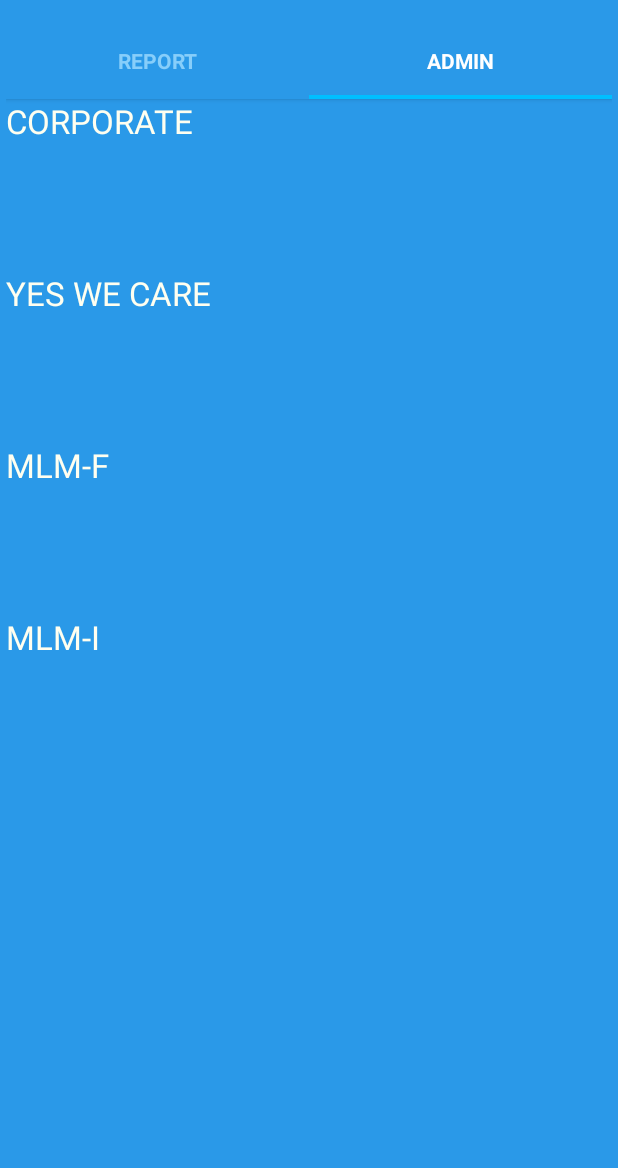
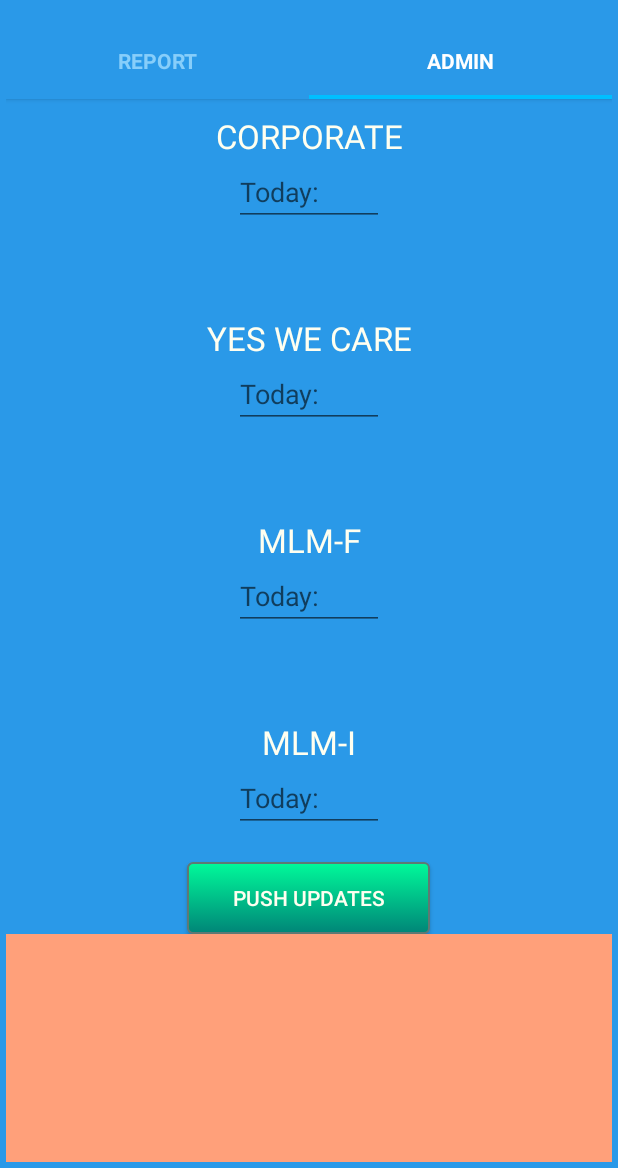
Before and after one commit to neutt22/gibx-daily-admin-report, an Android app: the screen it shows after launch (MainActivity), after a tap on "ADMIN", on a phone screen of 412 x 824 dp, the part 68-1236 px from its top. Run offline under Robolectric (Android 15) with nearby library versions, the phone set to English and light mode, and no system bars.

Commit message:
Updated Admin panel tab layout

```diff
--- /dev/null
+++ b/app/src/main/res/drawable/update_button.xml
@@ -0,0 +1,24 @@
+<?xml version="1.0" encoding="utf-8"?>
+<selector xmlns:android="http://schemas.android.com/apk/res/android" >
+    <item android:state_pressed="true" >
+        <shape android:shape="rectangle"  >
+            <corners android:radius="3dip" />
+            <stroke android:width="1dip" android:color="#5e7974" />
+            <gradient android:angle="-90" android:startColor="#345953" android:endColor="#689a92"  />
+        </shape>
+    </item>
+    <item android:state_focused="true">
+        <shape android:shape="rectangle"  >
+            <corners android:radius="3dip" />
+            <stroke android:width="1dip" android:color="#5e7974" />
+            <solid android:color="#58857e"/>
+        </shape>
+    </item>
+    <item >
+        <shape android:shape="rectangle"  >
+            <corners android:radius="3dip" />
+            <stroke android:width="1dip" android:color="#5e7974" />
+            <gradient android:angle="90" android:startColor="@color/material_deep_teal_500" android:endColor="@color/MediumSpringGreen" />
+        </shape>
+    </item>
+</selector>
--- a/app/src/main/res/layout/tab_2.xml
+++ b/app/src/main/res/layout/tab_2.xml
@@ -1,50 +1,115 @@
 <?xml version="1.0" encoding="utf-8"?>
 <RelativeLayout xmlns:android="http://schemas.android.com/apk/res/android"
     android:layout_width="match_parent"
-    android:background="@color/F360"
-    android:layout_height="match_parent">
+    android:layout_height="match_parent"
+    android:background="@color/LightSalmon">
 
+    <ScrollView
+        android:layout_width="fill_parent"
+        android:layout_height="fill_parent">
+        <LinearLayout
+            android:orientation="vertical"
+            android:layout_width="match_parent"
+            android:layout_height="match_parent"
+            android:background="@color/F360">
 
             <TextView
-        android:layout_width="wrap_content"
+                android:layout_width="fill_parent"
                 android:layout_height="wrap_content"
                 android:textAppearance="?android:attr/textAppearanceLarge"
                 android:text="@string/corporate"
-        android:id="@+id/textView18"
+                android:id="@+id/textView"
+                android:singleLine="false"
                 android:textColor="@color/Ivory"
-        android:layout_alignParentTop="true" />
+                android:gravity="center_horizontal"
+                android:paddingTop="10dp" />
+
+            <EditText
+                android:layout_width="100dp"
+                android:layout_height="wrap_content"
+                android:inputType="number"
+                android:ems="10"
+                android:id="@+id/txtCorpoToday"
+                android:hint="@string/today"
+                android:layout_gravity="center_horizontal" />
 
             <TextView
-        android:layout_width="wrap_content"
+                android:layout_width="fill_parent"
                 android:layout_height="wrap_content"
                 android:textAppearance="?android:attr/textAppearanceLarge"
                 android:text="@string/ywc"
-        android:id="@+id/textView"
+                android:id="@+id/textView18"
+                android:singleLine="false"
                 android:textColor="@color/Ivory"
-        android:layout_below="@+id/textView18"
-        android:layout_alignParentStart="true"
-        android:layout_marginTop="85dp" />
+                android:gravity="center_horizontal"
+                android:paddingTop="10dp"
+                android:autoText="false"
+                android:layout_marginTop="50dp" />
+
+            <EditText
+                android:layout_width="100dp"
+                android:layout_height="wrap_content"
+                android:inputType="number"
+                android:ems="10"
+                android:id="@+id/txtYWCToday"
+                android:hint="@string/today"
+                android:layout_gravity="center_horizontal" />
 
             <TextView
-        android:layout_width="wrap_content"
+                android:layout_width="fill_parent"
                 android:layout_height="wrap_content"
                 android:textAppearance="?android:attr/textAppearanceLarge"
                 android:text="@string/mlm_f"
                 android:id="@+id/textView19"
+                android:singleLine="false"
                 android:textColor="@color/Ivory"
-        android:layout_below="@+id/textView"
-        android:layout_alignParentStart="true"
-        android:layout_marginTop="85dp" />
+                android:gravity="center_horizontal"
+                android:paddingTop="10dp"
+                android:autoText="false"
+                android:layout_marginTop="50dp" />
+
+            <EditText
+                android:layout_width="100dp"
+                android:layout_height="wrap_content"
+                android:inputType="number"
+                android:ems="10"
+                android:id="@+id/txtMLMFToday"
+                android:hint="@string/today"
+                android:layout_gravity="center_horizontal" />
 
             <TextView
-        android:layout_width="wrap_content"
+                android:layout_width="fill_parent"
                 android:layout_height="wrap_content"
                 android:textAppearance="?android:attr/textAppearanceLarge"
                 android:text="@string/mlm_i"
                 android:id="@+id/textView20"
+                android:singleLine="false"
                 android:textColor="@color/Ivory"
-        android:layout_marginTop="85dp"
-        android:layout_below="@+id/textView19"
-        android:layout_alignParentStart="true" />
+                android:gravity="center_horizontal"
+                android:paddingTop="10dp"
+                android:autoText="false"
+                android:layout_marginTop="50dp" />
+
+            <EditText
+                android:layout_width="100dp"
+                android:layout_height="wrap_content"
+                android:inputType="number"
+                android:ems="10"
+                android:id="@+id/txtMLMIToday"
+                android:hint="@string/today"
+                android:layout_gravity="center_horizontal" />
+
+            <Button
+                android:layout_width="162dp"
+                android:layout_height="wrap_content"
+                android:text="@string/btn_update"
+                android:id="@+id/button"
+                android:layout_gravity="center_horizontal"
+                android:layout_marginTop="20dp"
+                android:background="@drawable/update_button"
+                android:textColor="@color/Ivory" />
+
+        </LinearLayout>
+    </ScrollView>
 
 </RelativeLayout>
--- a/app/src/main/res/values/strings.xml
+++ b/app/src/main/res/values/strings.xml
@@ -12,5 +12,6 @@
     <string name="refresh">Refresh</string>
     <string name="date">Date:</string>
     <string name="update">Press the refresh button to update</string>
+    <string name="btn_update">Push Updates</string>
     <string name="action_settings">Settings</string>
 </resources>
```
Lines whose indentation alone changed are shown as unchanged.
